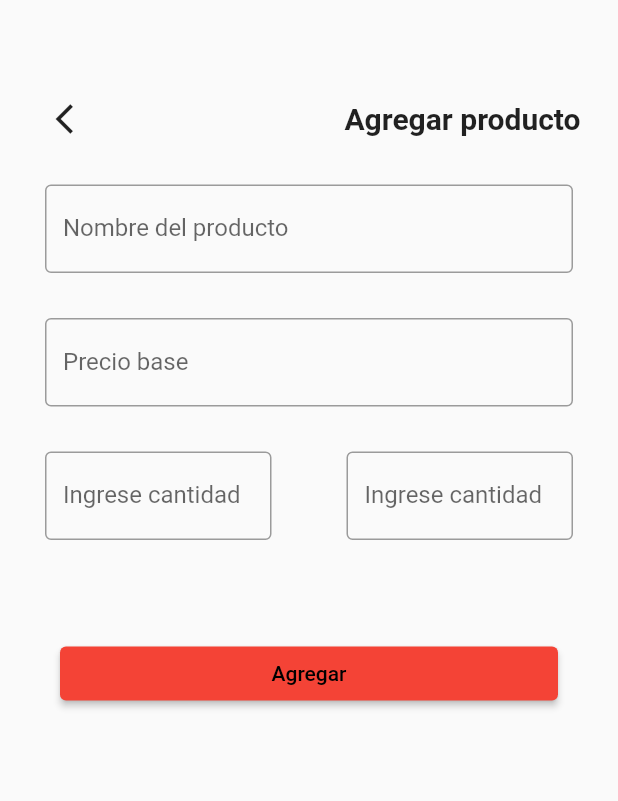
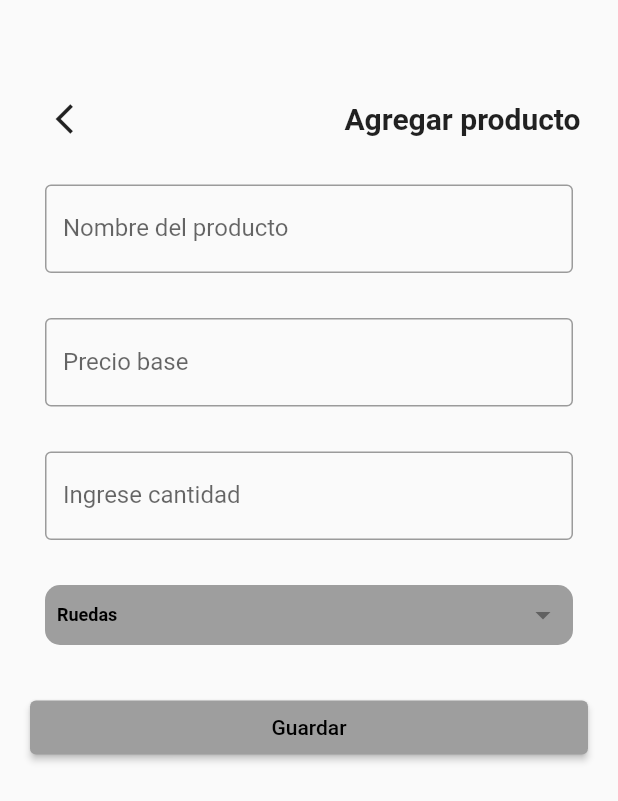
Before and after one commit to anything-devs/bike-soft-mobile-app, a Flutter app: the PantallaAgregarProducto screen opened by its route, on a phone screen of 412 x 824 dp. Shown: the top 801 px of the screen. Run offline on Flutter 3.47's test engine with Material 2 defaults, Android fonts, the phone set to English and light mode, and no system bars; our stand-ins replace flutter_local_notifications; missing offline and left inert: dart:ffi; network calls fail.

Commit message:
Se agrega la pantalla para agregar productos, falta darle estilos

```diff
--- a/lib/screens/pantalla_acualizar_cantidad.dart
+++ b/lib/screens/pantalla_acualizar_cantidad.dart
@@ -16,13 +16,12 @@ class _ActProductsScreenState extends State<ActProductsScreen> {
   Producto? productoSeleccionado;
   final ControladorProductos _controladorProducto = ControladorProductos();
 
-
   Future<void> _putCantidad() async {
     for (var producto in productos) {
       await _controladorProducto.putProducto(producto);
     }
+  }
 
-  }
   @override
   Widget build(BuildContext context) {
     return Scaffold(
@@ -86,13 +85,7 @@ class _ActProductsScreenState extends State<ActProductsScreen> {
             "Actualizar Stock",
             style: TextStyle(fontSize: 15, color: Colors.white),
           ),
-        onPressed: () =>{
-          _putCantidad(),
-            Navigator.pushNamed(context, '/')
-        }
-
-
-      ),
+          onPressed: () => {_putCantidad(), Navigator.pushNamed(context, '/')}),
       floatingActionButtonLocation: FloatingActionButtonLocation.centerFloat,
     );
   }
@@ -115,27 +108,25 @@ class _ActProductsScreenState extends State<ActProductsScreen> {
                   style: const TextStyle(
                       fontWeight: FontWeight.w600, fontSize: 18),
                 ),
-                subtitle: Expanded(child: TextField(
+                subtitle: Expanded(
+                  child: TextField(
                     keyboardType: TextInputType.number,
-                    decoration:  const InputDecoration(
+                    decoration: const InputDecoration(
                         labelText: 'Nuevas Existencias',
-                        border: UnderlineInputBorder()
-                    ),
+                        border: UnderlineInputBorder()),
                     onSubmitted: (value) {
-                      if(value.isNotEmpty && value != ""){
+                      if (value.isNotEmpty && value != "") {
                         for (var element in productos) {
-                          if(element.nombre == producto.nombre){
-                            element.cantidad += int.parse(value) ;
+                          if (element.nombre == producto.nombre) {
+                            element.cantidad += int.parse(value);
                           }
                         }
                       }
-
                     },
-
-                  ),),
-
+                  ),
+                ),
                 trailing: IconButton(
-                  icon: Icon(Icons.delete_forever_outlined),
+                  icon: const Icon(Icons.delete_forever_outlined),
                   onPressed: () => {
                     setState(() {
                       productos.remove(producto);
--- a/lib/screens/pantalla_agregar_producto.dart
+++ b/lib/screens/pantalla_agregar_producto.dart
@@ -10,6 +10,8 @@ class PantallaAgregarProducto extends StatefulWidget {
 
 class _PantallaAgregarProductoState extends State<PantallaAgregarProducto> {
   //final _controladorTexto = TextEditingController();
+  final List<String> _categorias = <String>["Ruedas", "Cadenas", "Timones"];
+  String _categoriaSeleccionada = "Ruedas";
   @override
   Widget build(BuildContext context) {
     return WillPopScope(
@@ -63,40 +65,58 @@ class _PantallaAgregarProductoState extends State<PantallaAgregarProducto> {
               Padding(
                   padding: const EdgeInsets.symmetric(
                       horizontal: 10.0, vertical: 15),
-                  child: Row(
-                    mainAxisAlignment: MainAxisAlignment.spaceBetween,
-                    children: <Widget>[
-                      Expanded(
                   child: TextFormField(
                     decoration: const InputDecoration(
                         border: OutlineInputBorder(),
                         labelText: "Ingrese cantidad"),
                     keyboardType: TextInputType.number,
                   )),
-                      const SizedBox(width: 50.0),
-                      Expanded(
-                          child: TextFormField(
-                        decoration: const InputDecoration(
-                            border: OutlineInputBorder(),
-                            labelText: "Ingrese cantidad"),
-                        keyboardType: TextInputType.number,
+              Padding(
+                  padding: const EdgeInsets.symmetric(
+                      horizontal: 10.0, vertical: 15.0),
+                  child: Container(
+                    width: 180,
+                    height: 40,
+                    padding:
+                        const EdgeInsets.symmetric(vertical: 4, horizontal: 8),
+                    decoration: BoxDecoration(
+                        color: Colors.grey,
+                        borderRadius: BorderRadius.circular(10)),
+                    child: categoriasDropDown(),
                   )),
-                    ],
-                  )),
-              Padding(
-                padding: const EdgeInsets.fromLTRB(20, 50, 20, 10),
-                child: ElevatedButton(
-                  onPressed: () {},
-                  style: ButtonStyle(
-                      backgroundColor: MaterialStateProperty.all<Color>(
-                          Colors.red.shade500)),
-                  child: const Text("Agregar"),
+              const SizedBox(
+                height: 16.0,
               ),
-              )
+              ElevatedButton(onPressed: () {}, child: const Text("Guardar"))
             ],
           ),
         ),
       ),
     );
   }
+
+  DropdownButtonHideUnderline categoriasDropDown() {
+    return DropdownButtonHideUnderline(
+        child: DropdownButton(
+      value: _categoriaSeleccionada,
+      items: _categorias.map((String categoria) {
+        return DropdownMenuItem<String>(
+            value: categoria, child: Text(categoria));
+      }).toList(),
+      onChanged: (filtro) {
+        setState(() {
+          _categoriaSeleccionada = filtro!;
+        });
+      },
+      hint: const Text('Selecciona categoria'),
+      style: const TextStyle(
+        color: Colors.black,
+        fontSize: 12,
+        fontWeight: FontWeight.w600,
+      ),
+      elevation: 8,
+      alignment: Alignment.center,
+      isExpanded: true,
+    ));
   }
+}
--- a/lib/screens/pantalla_productos.dart
+++ b/lib/screens/pantalla_productos.dart
@@ -31,7 +31,7 @@ class _PantallaProductosState extends State<PantallaProductos> {
   Future<void> _getProductos(String filtro) async {
     _cargando = true;
     _productos = [];
-    await Future.delayed(const Duration(seconds: 2));
+    await Future.delayed(const Duration(seconds: 1));
     final productos = await _controladorProducto.getProductos(filtro);
     setState(() {
       _productos = productos;
@@ -42,7 +42,7 @@ class _PantallaProductosState extends State<PantallaProductos> {
   Future<void> _getProductosBajasUnidades() async {
     _cargando = true;
     _productos = [];
-    await Future.delayed(const Duration(seconds: 2));
+    await Future.delayed(const Duration(seconds: 1));
     final productos = await _controladorProducto.getProductosBajasUnidades();
     setState(() {
       _productos = productos;
@@ -127,8 +127,7 @@ class _PantallaProductosState extends State<PantallaProductos> {
         height: 40,
         padding: const EdgeInsets.symmetric(vertical: 4, horizontal: 8),
         decoration: BoxDecoration(
-            color: Colors.grey,
-            borderRadius: BorderRadius.circular(10)),
+            color: Colors.grey, borderRadius: BorderRadius.circular(10)),
         child: DropdownButtonHideUnderline(
             child: DropdownButton(
           value: _dropDownValue,
@@ -182,8 +181,7 @@ class _PantallaProductosState extends State<PantallaProductos> {
                   SizedBox(
                     width: 120,
                     height: 50,
-                    child:
-                    TextButton(
+                    child: TextButton(
                       onPressed: () {
                         Navigator.of(context).pop();
                         showDialog(
@@ -191,22 +189,25 @@ class _PantallaProductosState extends State<PantallaProductos> {
                             builder: ((context) {
                               return const CustomAlertDialog(
                                 titulo: "Accion realizada",
-                            mensaje: "El producto se ha eliminado correctamente",
+                                mensaje:
+                                    "El producto se ha eliminado correctamente",
                                 icono: Icon(
                                   Icons.check_circle_outline_rounded,
-                              size: 70,),
+                                  size: 70,
+                                ),
                                 color: Colors.green,
                               );
                             }));
                       },
                       style: ButtonStyle(
-                      shape: MaterialStateProperty.all<RoundedRectangleBorder>(
+                        shape:
+                            MaterialStateProperty.all<RoundedRectangleBorder>(
                           RoundedRectangleBorder(
                             borderRadius: BorderRadius.circular(20),
                           ),
                         ),
-                      backgroundColor:
-                          MaterialStateProperty.all<Color>(Colors.green.shade100),
+                        backgroundColor: MaterialStateProperty.all<Color>(
+                            Colors.green.shade100),
                       ),
                       child: const Text(
                         "Aceptar",
@@ -216,23 +217,22 @@ class _PantallaProductosState extends State<PantallaProductos> {
                       ),
                     ),
                   ),
-
                   SizedBox(
                     width: 120,
                     height: 50,
-                    child:
-                    TextButton(
+                    child: TextButton(
                       onPressed: () {
                         Navigator.of(context).pop();
                       },
                       style: ButtonStyle(
-                      shape: MaterialStateProperty.all<RoundedRectangleBorder>(
+                        shape:
+                            MaterialStateProperty.all<RoundedRectangleBorder>(
                           RoundedRectangleBorder(
                             borderRadius: BorderRadius.circular(20),
                           ),
                         ),
-                      backgroundColor:
-                          MaterialStateProperty.all<Color>(Colors.red.shade100),
+                        backgroundColor: MaterialStateProperty.all<Color>(
+                            Colors.red.shade100),
                       ),
                       child: const Text(
                         "Cancelar",
@@ -242,7 +242,6 @@ class _PantallaProductosState extends State<PantallaProductos> {
                       ),
                     ),
                   ),
-
                 ],
               ),
             ],
```
Lines whose indentation alone changed are shown as unchanged.
